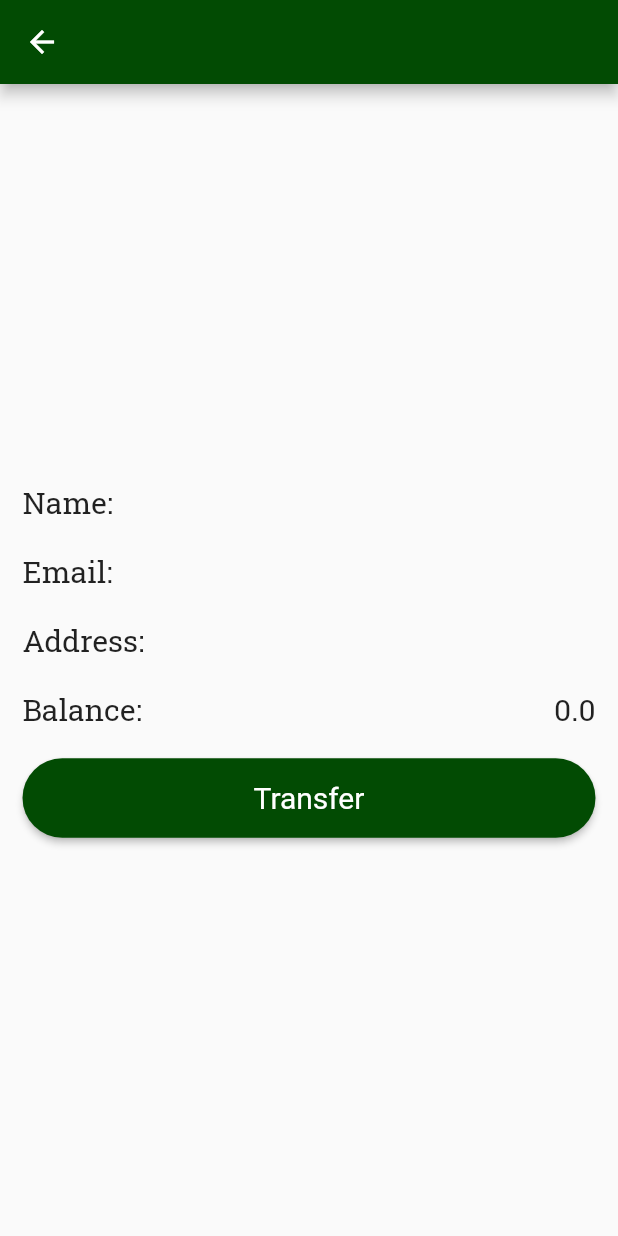
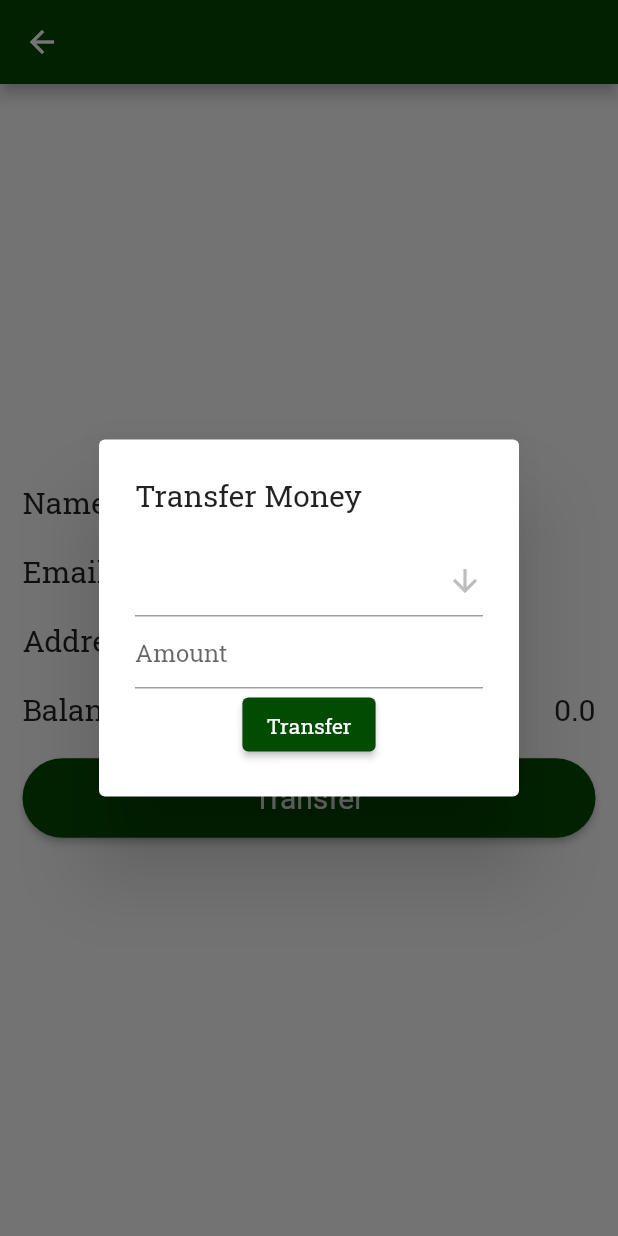
Before and after one commit to Ahmed2120/bank, a Flutter app: the UserPage screen opened directly with empty values, after a tap on "Transfer", on a phone screen of 412 x 824 dp. Run offline on Flutter 3.47's test engine with Material 2 defaults, Android fonts, the phone set to English and light mode, and no system bars; our stand-ins replace sqflite; missing offline and left inert: dart:ffi; accounts and stored records are empty.

Commit message:
Add transfer functionality

```diff
--- /dev/null
+++ b/lib/db/transferRepository.dart
@@ -0,0 +1,27 @@
+import 'package:bank/db/databaseHandler.dart';
+import 'package:bank/models/transfer.dart';
+import 'package:bank/models/user.dart';
+import 'package:sqflite/sqflite.dart';
+
+class TransferRepository {
+  String table_name = 'transfers';
+  DatabaseHandler _databaseHandler = DatabaseHandler();
+
+  Future insert(Transfer transfer) async {
+    int result = 0;
+    final Database db = await _databaseHandler.initializeDB();
+    result = await db.insert(table_name, transfer.toJson());
+    return result;
+  }
+
+  // Future retrieve() async {
+  //   final Database db = await _databaseHandler.initializeDB();
+  //   final List<Map<String, Object?>> queryResult = await db.query(table_name);
+  //   return queryResult.map((e) => User.fromJson(e)).toList();
+  // }
+  //
+  // Future update(User user) async {
+  //   final Database db = await _databaseHandler.initializeDB();
+  //   await db.update(table_name, user.toJson(), where: 'id = ?', whereArgs: [user.id]);
+  // }
+}
--- a/lib/models/transfer.dart
+++ b/lib/models/transfer.dart
@@ -4,7 +4,7 @@ class Transfer{
   final String to;
   final double amount;
 
-  Transfer(this.from, this.to, this.amount, this.id);
+  Transfer(this.from, this.to, this.amount, {this.id});
 
   Transfer.fromJson(Map<String, dynamic> json)
       : id = json['id'],
--- a/lib/models/user.dart
+++ b/lib/models/user.dart
@@ -3,7 +3,7 @@ class User{
   final String name;
   final String email;
   final String address;
-  final double balance;
+  double balance;
 
   User(this.id, this.name, this.email, this.address, this.balance);
 
--- a/lib/pages/user_page.dart
+++ b/lib/pages/user_page.dart
@@ -1,18 +1,24 @@
 import 'package:flutter/material.dart';
 
 import '../models/user.dart';
+import '../widgets/transfer_dialog.dart';
 
-class UserPage extends StatelessWidget {
+class UserPage extends StatefulWidget {
   final User user;
 
   const UserPage({Key? key, required this.user}) : super(key: key);
 
   @override
+  State<UserPage> createState() => _UserPageState();
+}
+
+class _UserPageState extends State<UserPage> {
+  @override
   Widget build(BuildContext context) {
     TextStyle _style = TextStyle(fontSize: 20);
     return Scaffold(
       appBar: AppBar(
-        title: Text(user.name),
+        title: Text(widget.user.name),
         centerTitle: true,
       ),
       body: SafeArea(
@@ -25,7 +31,7 @@ class UserPage extends StatelessWidget {
                 mainAxisAlignment: MainAxisAlignment.spaceBetween,
                 children: [
                   Text('Name:', style: _style,),
-                  Text('${user.name}', style: _style,),
+                  Text('${widget.user.name}', style: _style,),
                 ],
               ),
               const SizedBox(height: 20,),
@@ -33,7 +39,7 @@ class UserPage extends StatelessWidget {
                 mainAxisAlignment: MainAxisAlignment.spaceBetween,
                 children: [
                   Text('Email:', style: _style,),
-                  Text('${user.email}', style: _style,),
+                  Text('${widget.user.email}', style: _style,),
                 ],
               ),
               const SizedBox(height: 20,),
@@ -41,7 +47,7 @@ class UserPage extends StatelessWidget {
                 mainAxisAlignment: MainAxisAlignment.spaceBetween,
                 children: [
                   Text('Address:', style: _style,),
-                  Text('${user.address}', style: _style,),
+                  Text('${widget.user.address}', style: _style,),
                 ],
               ),
               const SizedBox(height: 20,),
@@ -49,13 +55,22 @@ class UserPage extends StatelessWidget {
                 mainAxisAlignment: MainAxisAlignment.spaceBetween,
                 children: [
                   Text('Balance:', style: _style,),
-                  Text('${user.balance}', style: _style,),
+                  Text('${widget.user.balance}', style: _style,),
                 ],
               ),
               const SizedBox(height: 20,),
               ElevatedButton(
                 child: const Text('Transfer'),
-                onPressed: () {},
+                onPressed: () {
+                  TransferDialog dialog = TransferDialog(widget.user);
+                  showDialog(
+                      context: context,
+                      builder: (context) => dialog.buildDialog(context)).then((value) {
+                        setState(() {
+
+                        });
+                  });
+                },
                 style: ElevatedButton.styleFrom(
                     textStyle: TextStyle(fontSize: 20),
                     padding: EdgeInsets.all(15),
--- /dev/null
+++ b/lib/provider/controller.dart
@@ -0,0 +1,42 @@
+import 'dart:ffi';
+
+import 'package:bank/models/transfer.dart';
+import 'package:flutter/material.dart';
+
+import '../db/transferRepository.dart';
+import '../db/userRepository.dart';
+import '../models/user.dart';
+
+class Controller extends ChangeNotifier{
+
+  List<User> users = [];
+  String? dropdownValue;
+
+  void changeDropDown(value) async{
+    dropdownValue = value;
+    notifyListeners();
+  }
+
+  void getUsers() async {
+    users = [];
+    UserRepository userRepository = UserRepository();
+    users = await userRepository.retrieve();
+    notifyListeners();
+  }
+
+  Future transfer(User fromUser, double amount) async{
+    User toUser = users.firstWhere((element) => element.name == dropdownValue);
+    UserRepository userRepository = UserRepository();
+    fromUser.balance = fromUser.balance - amount;
+    toUser.balance = toUser.balance + amount;
+    userRepository.update(fromUser);
+    userRepository.update(toUser);
+    TransferRepository transferRepository = TransferRepository();
+    Transfer transfer = Transfer(fromUser.name, toUser.name, amount);
+    transferRepository.insert(transfer);
+    for(int i=0; i<users.length; i++){
+      print('users: ${users[i].name}');}
+    getUsers();
+  }
+
+}
```
Also changed, not shown: lib/main.dart (+8 -112 lines), lib/pages/my_home_page.dart (added, +118 -0 lines), lib/widgets/transfer_dialog.dart (+38 -68 lines).
